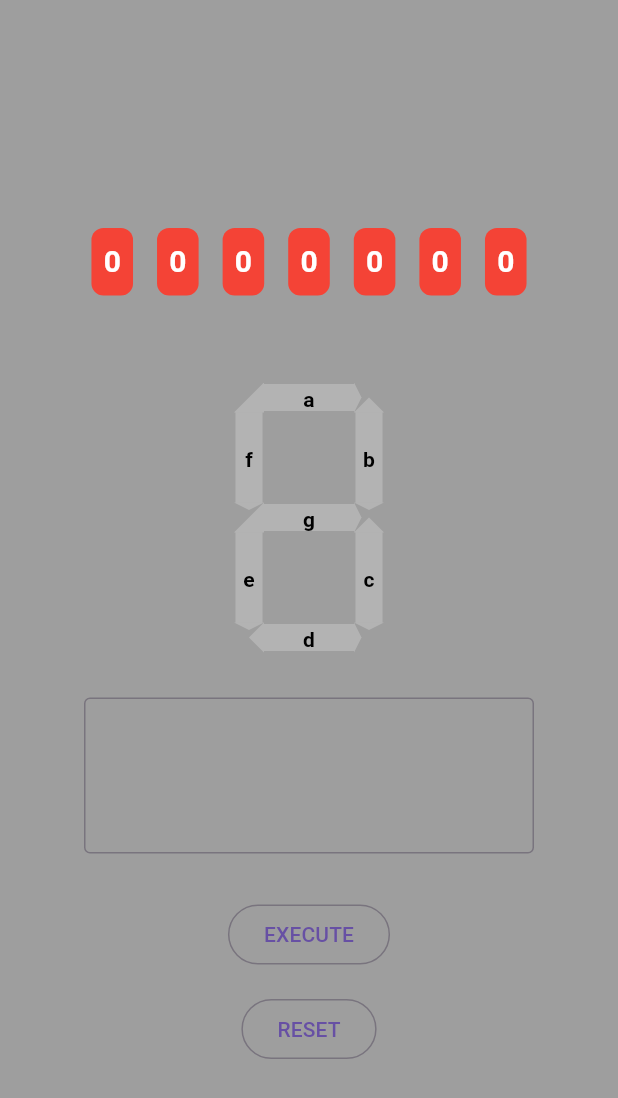
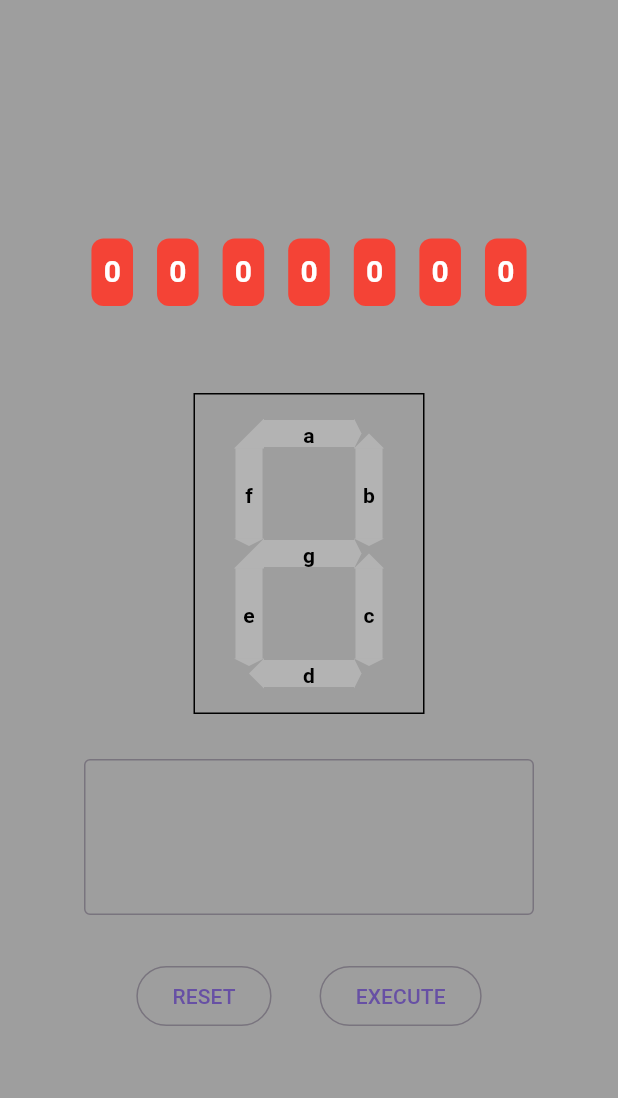
Before and after one commit to App-Akademie/seven_segment_display, a Flutter app: the screen it shows after launch, on a phone screen of 412 x 824 dp. Shown: the top 1098 px of the screen. Run offline on Flutter 3.47's test engine with Material 3 defaults, Android fonts, the light colour scheme and no system bars.

Commit message:
Small refactorings, border around digit, better button placement.

```diff
--- /dev/null
+++ b/devtools_options.yaml
@@ -0,0 +1,3 @@
+description: This file stores settings for Dart & Flutter DevTools.
+documentation: https://docs.flutter.dev/tools/devtools/extensions#configure-extension-enablement-states
+extensions:
--- a/lib/seven_segment_display/presentation/seven_segment_display_page.dart
+++ b/lib/seven_segment_display/presentation/seven_segment_display_page.dart
@@ -22,17 +22,14 @@ class _SevenSegmentDisplayPageState extends State<SevenSegmentDisplayPage> {
       body: Column(
         mainAxisAlignment: MainAxisAlignment.center,
         children: [
-          const SizedBox(
-            height: 30,
-          ),
+          const SizedBox(height: 30),
           const RamValueDisplay(),
-          const SizedBox(
-            height: 50,
-          ),
-          const Digit(),
-          const SizedBox(
-            height: 30,
-          ),
+          const SizedBox(height: 50),
+          Container(
+              padding: const EdgeInsets.all(16.0),
+              decoration: BoxDecoration(border: Border.all()),
+              child: const Digit()),
+          const SizedBox(height: 30),
           Center(
             child: SizedBox(
               width: 300,
@@ -46,19 +43,23 @@ class _SevenSegmentDisplayPageState extends State<SevenSegmentDisplayPage> {
               ),
             ),
           ),
-          const SizedBox(
-            height: 30,
+          const SizedBox(height: 30),
+          Row(
+            mainAxisAlignment: MainAxisAlignment.center,
+            children: [
+              OutlinedButton(
+                onPressed: () => segementController.reset(),
+                child: const Text("RESET"),
+              ),
+              const SizedBox(width: 32),
+              OutlinedButton(
+                onPressed: () => segementController
+                    .executeCommands(controller.text.split('\n')),
+                child: const Text("EXECUTE"),
+              ),
+            ],
           ),
-          OutlinedButton(
-              onPressed: () => segementController
-                  .executeCommands(controller.text.split('\n')),
-              child: const Text("EXECUTE")),
-          const SizedBox(
-            height: 15,
-          ),
-          OutlinedButton(
-              onPressed: () => segementController.reset(),
-              child: const Text("RESET"))
+          const SizedBox(height: 15),
         ],
       ),
     );
--- a/lib/seven_segment_display/presentation/widgets/digit.dart
+++ b/lib/seven_segment_display/presentation/widgets/digit.dart
@@ -1,14 +1,12 @@
 import 'package:flutter/material.dart';
 import 'package:provider/provider.dart';
+import 'package:seven_segement_display/common/constants/constants.dart';
 import 'package:seven_segement_display/common/controller/segment_controller.dart';
-import 'package:seven_segement_display/seven_segment_display/presentation/widgets/led_strips.dart';
-
-import '../../../common/constants/constants.dart';
+import 'package:seven_segement_display/seven_segment_display/presentation/widgets/led_strip.dart';
 
 class Digit extends StatelessWidget {
-  const Digit({
-    super.key,
-  });
+  const Digit({super.key});
+
   @override
   Widget build(BuildContext context) {
     final segementController = Provider.of<SegmentController>(context);
--- a/lib/seven_segment_display/presentation/widgets/draw_triangle_shape.dart
+++ b/lib/seven_segment_display/presentation/widgets/draw_triangle_shape.dart
@@ -1,9 +1,6 @@
 import 'package:flutter/material.dart';
 
 class DrawTriangleShape extends CustomPainter {
-  late Paint painter1;
-  late Paint painter2;
-
   DrawTriangleShape(Color color) {
     painter1 = Paint()
       ..color = color
@@ -13,6 +10,9 @@ class DrawTriangleShape extends CustomPainter {
       ..strokeWidth = 2.0
       ..style = PaintingStyle.stroke;
   }
+
+  late Paint painter1;
+  late Paint painter2;
 
   @override
   void paint(Canvas canvas, Size size) {
--- a/lib/seven_segment_display/presentation/widgets/led_strips.dart
+++ b/lib/seven_segment_display/presentation/widgets/led_strip.dart
@@ -5,13 +5,15 @@ import 'package:seven_segement_display/common/constants/constants.dart';
 import 'package:seven_segement_display/seven_segment_display/presentation/widgets/draw_triangle_shape.dart';
 
 class LedStrip extends StatelessWidget {
-  const LedStrip(
-      {super.key,
-      required this.isOn,
-      required this.isVertical,
-      required this.x,
-      required this.description,
-      required this.y});
+  const LedStrip({
+    super.key,
+    required this.isOn,
+    required this.isVertical,
+    required this.x,
+    required this.description,
+    required this.y,
+  });
+
   final bool isOn;
   final bool isVertical;
   final double x;
```
Also changed, not shown: 1 other file.
